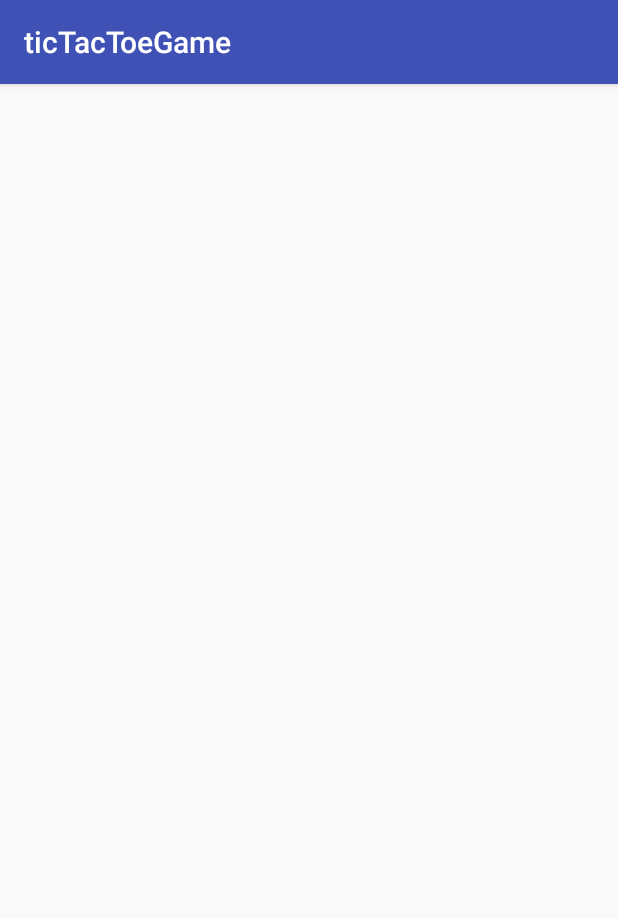
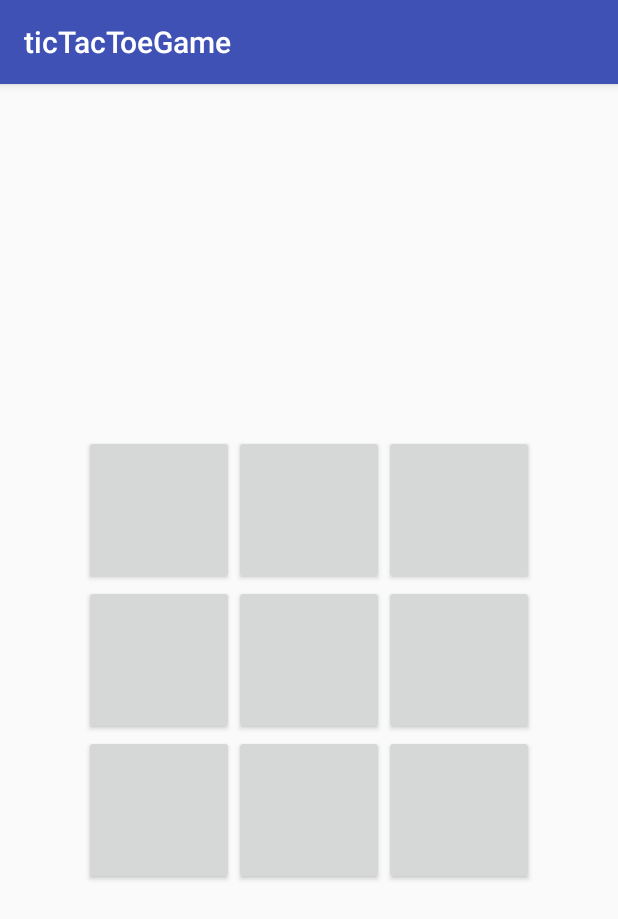
Before and after one commit to sosboy888/Tic_Tac_Toe, an Android app: the screen it shows after launch (MainActivity), on a phone screen of 412 x 824 dp. Shown: the top 919 px of the screen. Run offline under Robolectric (Android 15) with nearby library versions, the phone set to English and light mode, and no system bars.

```diff
--- a/app/src/main/res/layout/activity_main.xml
+++ b/app/src/main/res/layout/activity_main.xml
@@ -1,9 +1,82 @@
 <?xml version="1.0" encoding="utf-8"?>
-<android.support.constraint.ConstraintLayout xmlns:android="http://schemas.android.com/apk/res/android"
+<TableLayout xmlns:android="http://schemas.android.com/apk/res/android"
     xmlns:app="http://schemas.android.com/apk/res-auto"
     xmlns:tools="http://schemas.android.com/tools"
+    android:layout_height="match_parent"
     android:layout_width="match_parent"
-    android:layout_height="match_parent"
+    android:gravity="center"
+    layout_width="wrap_content"
     tools:context="com.tictactoe.sosboy888.tictactoegame.MainActivity">
 
-</android.support.constraint.ConstraintLayout>
+    <TableRow
+        android:layout_width="match_parent"
+        android:layout_height="match_parent"
+        android:gravity="center">
+
+        <Button
+            android:id="@+id/bu1"
+            android:layout_width="100dp"
+            android:layout_height="100dp"
+            android:onClick="buClick" />
+
+        <Button
+            android:id="@+id/bu2"
+            android:layout_width="100dp"
+            android:layout_height="100dp"
+            android:onClick="buClick" />
+
+        <Button
+            android:id="@+id/bu3"
+            android:layout_width="100dp"
+            android:layout_height="100dp"
+            android:onClick="buClick" />
+    </TableRow>
+
+    <TableRow
+        android:layout_width="match_parent"
+        android:layout_height="match_parent"
+        android:gravity="center">
+
+        <Button
+            android:id="@+id/bu4"
+            android:layout_width="100dp"
+            android:layout_height="100dp"
+            android:onClick="buClick" />
+
+        <Button
+            android:id="@+id/bu5"
+            android:layout_width="100dp"
+            android:layout_height="100dp"
+            android:onClick="buClick" />
+
+        <Button
+            android:id="@+id/bu6"
+            android:layout_width="100dp"
+            android:layout_height="100dp"
+            android:onClick="buClick" />
+    </TableRow>
+
+    <TableRow
+        android:layout_width="match_parent"
+        android:layout_height="match_parent"
+        android:gravity="center">
+
+        <Button
+            android:id="@+id/bu7"
+            android:layout_width="100dp"
+            android:layout_height="100dp"
+            android:onClick="buClick" />
+
+        <Button
+            android:id="@+id/bu8"
+            android:layout_width="100dp"
+            android:layout_height="100dp"
+            android:onClick="buClick" />
+
+        <Button
+            android:id="@+id/bu9"
+            android:layout_width="100dp"
+            android:layout_height="100dp"
+            android:onClick="buClick" />
+    </TableRow>
+</TableLayout>
```
Also changed, not shown: app/src/main/java/com/tictactoe/sosboy888/tictactoegame/MainActivity.kt (+103 -0 lines).
